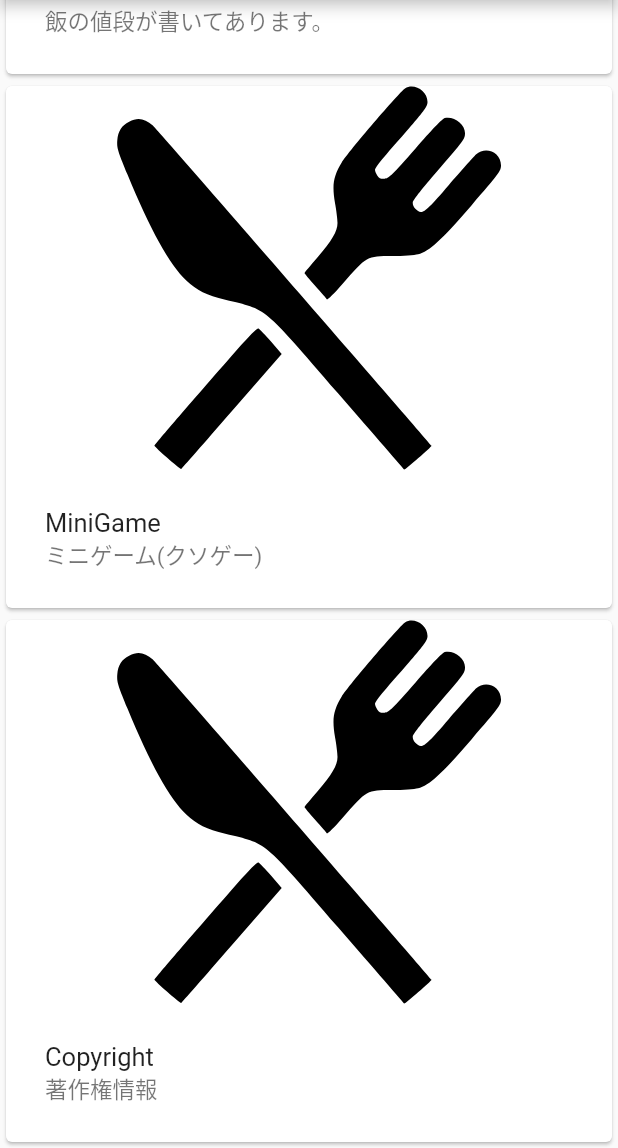
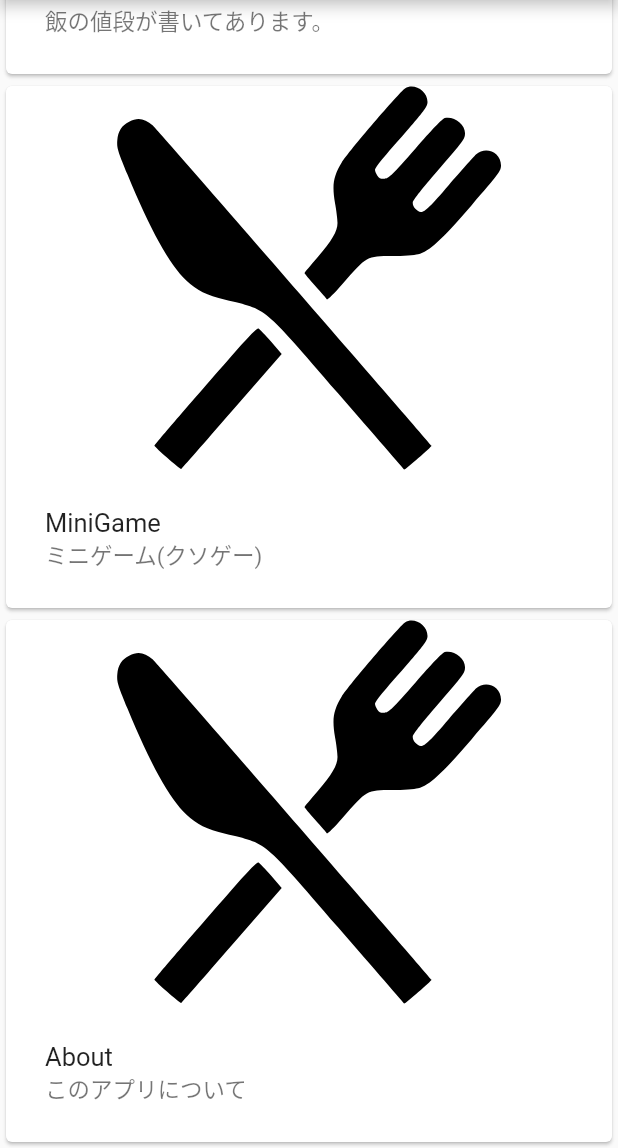
Before and after one commit to FukukouSSJouhou/umenavi, a Flutter app: the screen it shows after launch, scrolled down 996 dp, on a phone screen of 412 x 824 dp, the part 88-1236 px from its top. Run offline on Flutter 3.47's test engine with Material 2 defaults, Android fonts, the phone set to English and light mode, and no system bars; our stand-ins replace flutter_svg, package_info.

Commit message:
fixed LIC

```diff
--- a/lib/activities/minigame.dart
+++ b/lib/activities/minigame.dart
@@ -1,6 +1,6 @@
 import 'package:flutter/material.dart';
-import "package:umezitu/widgets/minigameTapkun.dart";
-import "package:umezitu/activities/PazzleScore.dart";
+import "package:UMENAVI/widgets/minigameTapkun.dart";
+import "package:UMENAVI/activities/PazzleScore.dart";
 class MiniGame1 extends StatefulWidget{
   @override
   _MiniGame1State createState()=>new _MiniGame1State();
--- a/lib/activities/schoolmap.dart
+++ b/lib/activities/schoolmap.dart
@@ -1,7 +1,7 @@
 import 'package:flutter/material.dart';
-import 'package:umezitu/activities/schoolmap2.dart';
-import 'package:umezitu/activities/schoolmap3.dart';
-import 'package:umezitu/activities/schoolmap4.dart';
+import 'package:UMENAVI/activities/schoolmap2.dart';
+import 'package:UMENAVI/activities/schoolmap3.dart';
+import 'package:UMENAVI/activities/schoolmap4.dart';
 class SchoolMapPage extends StatefulWidget{
   @override
   _SchoolMapPageState createState()=>new _SchoolMapPageState();
--- a/lib/main.dart
+++ b/lib/main.dart
@@ -1,11 +1,14 @@
 import 'package:flutter_localizations/flutter_localizations.dart';
 import 'package:flutter/material.dart';
 import 'package:flutter_svg/svg.dart';
+import 'package:package_info/package_info.dart';
 import "activities/schoolmap.dart";
 import "activities/stage_show.dart";
 import "activities/umeyoko.dart";
 import 'activities/minigame.dart';
-import "package:umezitu/activities/copyright.dart";
+String applicationName= "UMENAVI";
+String applicationVersion= "20210520beta1";
+String applicationLegalese="2021 Fukushima High School SS club Jouhouhan";
 void main() {
   runApp(MyApp());
 }
@@ -84,6 +87,7 @@ class _MyHomePageState extends State<MyHomePage> {
     // The Flutter framework has been optimized to make rerunning build methods
     // fast, so that you can just rebuild anything that needs updating rather
     // than having to individually change instances of widgets.
+
     return Scaffold(
       appBar: AppBar(
         // Here we take the value from the MyHomePage object that was created by
@@ -168,17 +172,24 @@ class _MyHomePageState extends State<MyHomePage> {
               )
           ),InkWell(
               onTap: (){
-                Navigator.push(context,MaterialPageRoute(builder: (conkun) => CopyRightPage()));
+                showAboutDialog(
+                  context:context,
+                  applicationName: applicationName,
+                  applicationVersion: applicationVersion,
+                  applicationIcon: FlutterLogo(),
+                  applicationLegalese: applicationLegalese
+
+                );
               },
               child:Card(
                   child:Column(
                     children: <Widget>[
-                      SvgPicture.asset("images/icon/icon_111651_256.svg",semanticsLabel: "Copyright",),
+                      SvgPicture.asset("images/icon/icon_111651_256.svg",semanticsLabel: "About",),
                       Container(
                           margin: EdgeInsets.all(10.0),
                           child:ListTile(
-                            title:Text("Copyright"),
-                            subtitle: Text("著作権情報"),
+                            title:Text("About"),
+                            subtitle: Text("このアプリについて"),
                           )
                       )
                     ],
--- a/pubspec.yaml
+++ b/pubspec.yaml
@@ -1,5 +1,5 @@
-name: umezitu
-description: A new Flutter project.
+name: UMENAVI
+description: UMENAVI
 
 # The following line prevents the package from being accidentally published to
 # pub.dev using `pub publish`. This is preferred for private packages.
@@ -26,6 +26,7 @@ dependencies:
   flutter_localizations:
     sdk: flutter
   flame: 0.29.4
+  package_info: 2.0.0
 
   # The following adds the Cupertino Icons font to your application.
   # Use with the CupertinoIcons class for iOS style icons.
```
Also changed, not shown: lib/activities/copyright.dart (deleted, +0 -25 lines), images/icon/Icon.png (added), pubspec.lock, 2 other files.
